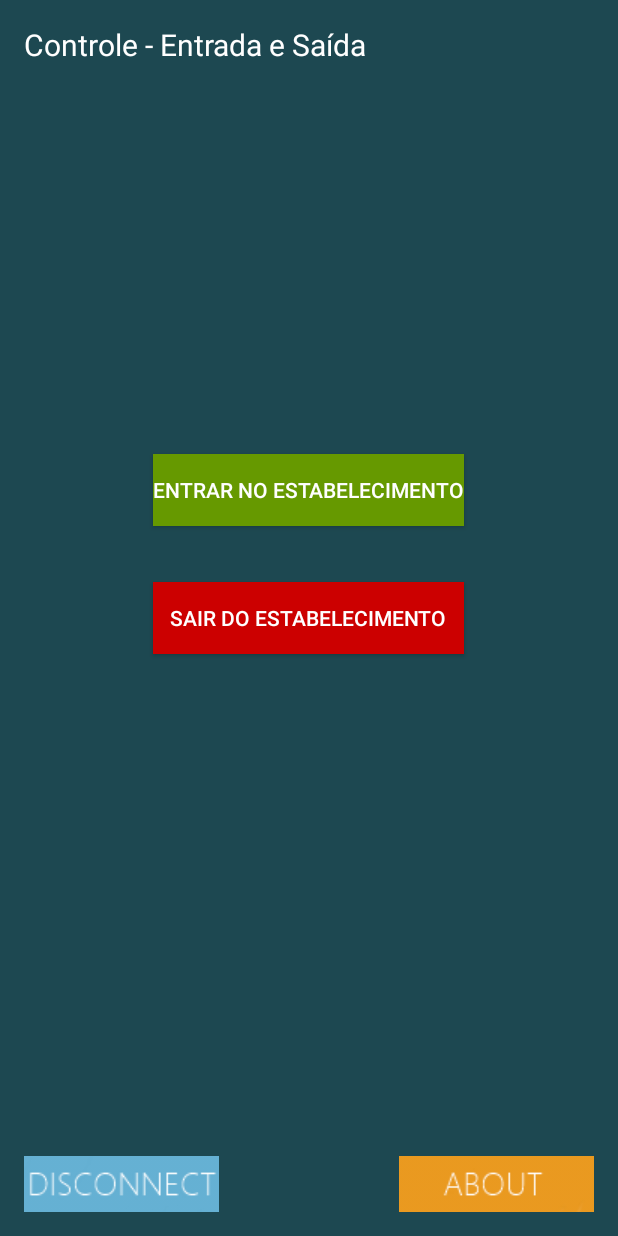
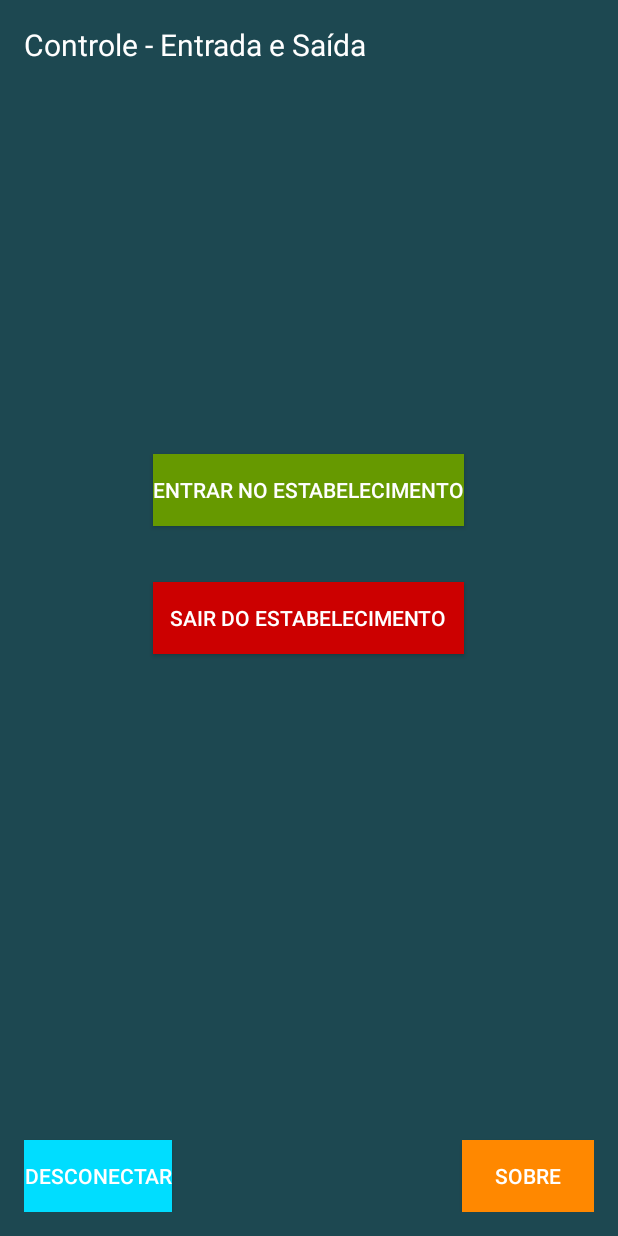
Before and after one commit to 27SCJ/bluetooth, an Android app: the ledControl screen opened directly, with no data from a screen before it, on a phone screen of 412 x 824 dp. Run offline under Robolectric (Android 15) with nearby library versions, the phone set to English and light mode, and no system bars; 3 statements that could not run were skipped.

Commit message:
Versão que pode ser apresentada

```diff
--- a/LED/app/src/main/java/com/led_on_off/led/ledControl.java
+++ b/LED/app/src/main/java/com/led_on_off/led/ledControl.java
@@ -29,11 +29,10 @@ import static com.led_on_off.led.R.drawable.led;
 public class ledControl extends ActionBarActivity {
 
    // Button btnOn, btnOff, btnDis;
-    Button On, Off;
-    ImageButton Discnt, Abt;
+    Button On, Off, Abt, Discnt;
     String address = null;
     private ProgressDialog progress;
-    BluetoothAdapter myBluetoot = null;
+    BluetoothAdapter myBluetooth = null;
     BluetoothSocket btSocket = null;
     private boolean isBtConnected = false;
     //SPP UUID. Look for it
@@ -54,9 +53,9 @@ public class ledControl extends ActionBarActivity {
 
         //call the widgets
         On = (Button)findViewById(R.id.on);
-        Off = (ImageButton)findViewById(R.id.off);
-        Discnt = (ImageButton)findViewById(R.id.discnt);
-        Abt = (ImageButton)findViewById(R.id.abt);
+        Off = (Button)findViewById(R.id.off);
+        Discnt = (Button)findViewById(R.id.discnt);
+        Abt = (Button)findViewById(R.id.abt);
 
         new ConnectBT().execute(); //Call the class to connect
 
--- a/LED/app/src/main/res/layout/activity_device_list.xml
+++ b/LED/app/src/main/res/layout/activity_device_list.xml
@@ -9,13 +9,13 @@
     android:background="#3c3f41">
 
     <TextView
+        android:id="@+id/textView"
         android:layout_width="wrap_content"
         android:layout_height="wrap_content"
-        android:text="Paired Devices"
-        android:id="@+id/textView"
-        android:layout_alignParentTop="true"
         android:layout_alignParentLeft="true"
         android:layout_alignParentStart="true"
+        android:layout_alignParentTop="true"
+        android:text="Dispositivos pareados"
         android:textColor="#ffffff"
         android:textIsSelectable="false" />
 
--- a/LED/app/src/main/res/layout/activity_led_control.xml
+++ b/LED/app/src/main/res/layout/activity_led_control.xml
@@ -19,26 +19,27 @@
         android:textSize="20dp" />
 
 
-    <ImageButton
+    <Button
+        android:id="@+id/discnt"
         android:layout_width="wrap_content"
         android:layout_height="wrap_content"
-        android:id="@+id/discnt"
-        android:src="@drawable/disconnect"
-        android:background="@null"
         android:layout_alignParentBottom="true"
         android:layout_alignParentLeft="true"
-        android:layout_alignParentStart="true" />
+        android:layout_alignParentStart="true"
+        android:background="@android:color/holo_blue_bright"
+        android:text="Desconectar" />
 
-    <ImageButton
+
+    <Button
+        android:id="@+id/abt"
         android:layout_width="wrap_content"
         android:layout_height="wrap_content"
-        android:id="@+id/abt"
-        android:background="@null"
+        android:layout_alignParentBottom="true"
+        android:layout_alignParentEnd="true"
+        android:layout_alignParentRight="true"
+        android:background="@android:color/holo_orange_dark"
         android:onClick="about"
-        android:src="@drawable/about"
-        android:layout_alignParentBottom="true"
-        android:layout_alignParentRight="true"
-        android:layout_alignParentEnd="true" />
+        android:text="Sobre" />
 
     <Button
         android:id="@+id/on"
```
